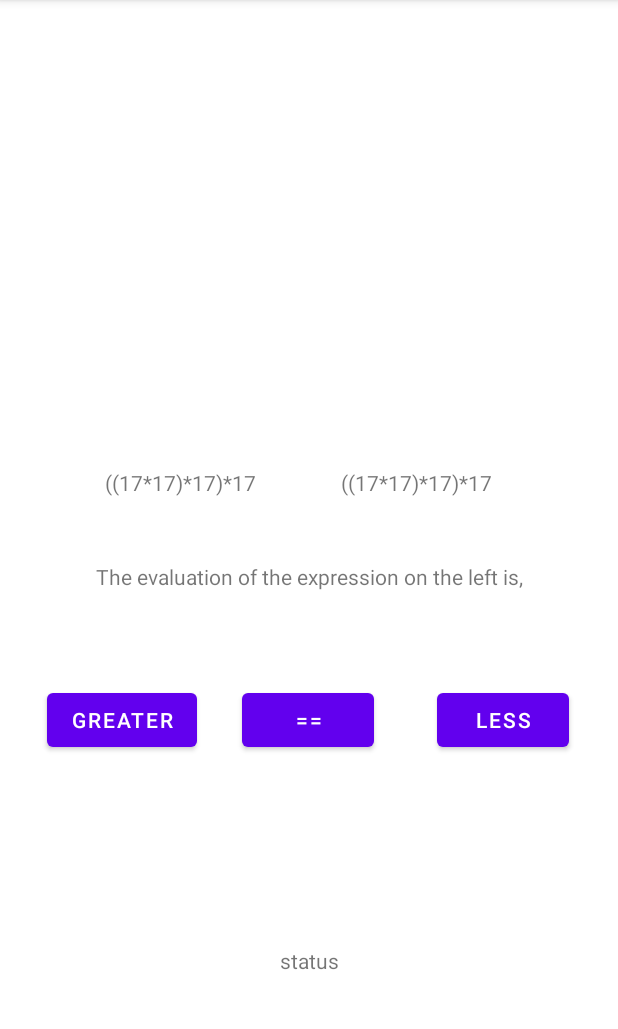
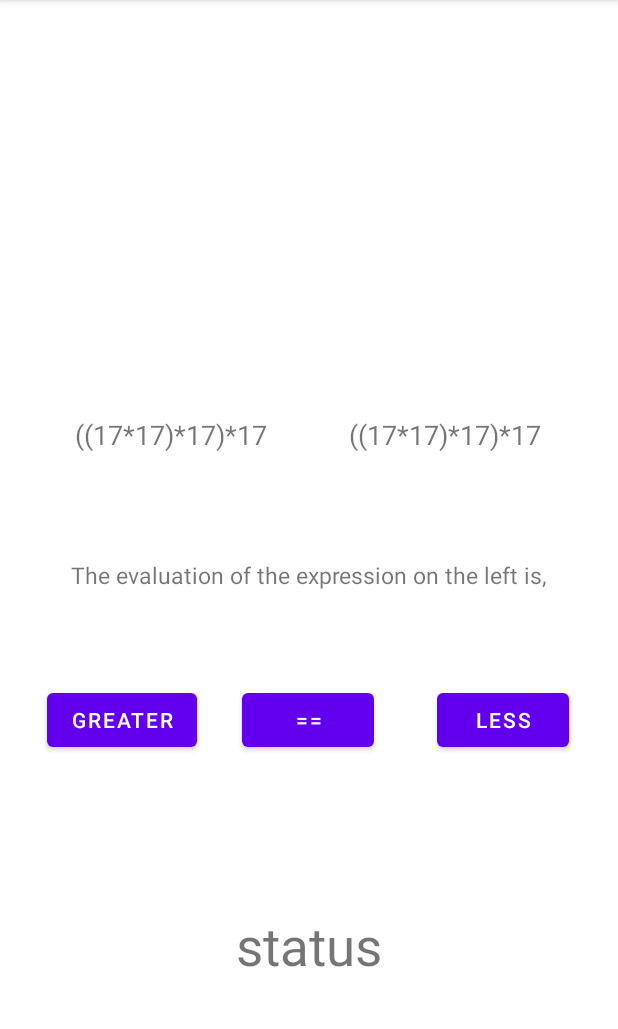
Before and after one commit to Janithabhayarathna/Math-Quiz-App, an Android app: the Game screen opened directly, with no data from a screen before it, on a phone screen of 412 x 824 dp, the part 84-1113 px from its top. Run offline under Robolectric (Android 15) with nearby library versions, the phone set to English and light mode, and no system bars.

Commit message:
:zap: Imlemented upto 4.

```diff
--- a/app/src/main/res/layout/activity_game.xml
+++ b/app/src/main/res/layout/activity_game.xml
@@ -11,24 +11,26 @@
         android:layout_width="wrap_content"
         android:layout_height="wrap_content"
         android:text="@string/expression_01"
+        android:textSize="18sp"
         app:layout_constraintBottom_toBottomOf="parent"
         app:layout_constraintEnd_toEndOf="parent"
-        app:layout_constraintHorizontal_bias="0.225"
+        app:layout_constraintHorizontal_bias="0.177"
         app:layout_constraintStart_toStartOf="parent"
         app:layout_constraintTop_toTopOf="parent"
-        app:layout_constraintVertical_bias="0.417" />
+        app:layout_constraintVertical_bias="0.373" />
 
     <TextView
         android:id="@+id/exp2"
         android:layout_width="wrap_content"
         android:layout_height="wrap_content"
         android:text="@string/expression_02"
+        android:textSize="18sp"
         app:layout_constraintBottom_toBottomOf="parent"
         app:layout_constraintEnd_toEndOf="parent"
-        app:layout_constraintHorizontal_bias="0.73"
+        app:layout_constraintHorizontal_bias="0.819"
         app:layout_constraintStart_toStartOf="parent"
         app:layout_constraintTop_toTopOf="parent"
-        app:layout_constraintVertical_bias="0.417" />
+        app:layout_constraintVertical_bias="0.373" />
 
     <Button
         android:id="@+id/greater"
@@ -71,16 +73,20 @@
         android:layout_width="wrap_content"
         android:layout_height="wrap_content"
         android:text="@string/the_evaluation_of_the_expression_on_the_left_is"
+        android:textSize="15sp"
         app:layout_constraintBottom_toBottomOf="parent"
         app:layout_constraintEnd_toEndOf="parent"
+        app:layout_constraintHorizontal_bias="0.504"
         app:layout_constraintStart_toStartOf="parent"
-        app:layout_constraintTop_toTopOf="parent" />
+        app:layout_constraintTop_toTopOf="parent"
+        app:layout_constraintVertical_bias="0.499" />
 
     <TextView
         android:id="@+id/correctness"
         android:layout_width="wrap_content"
         android:layout_height="wrap_content"
         android:text="@string/status"
+        android:textSize="35sp"
         app:layout_constraintBottom_toBottomOf="parent"
         app:layout_constraintEnd_toEndOf="parent"
         app:layout_constraintStart_toStartOf="parent"
--- a/app/src/main/res/layout/popup.xml
+++ b/app/src/main/res/layout/popup.xml
@@ -9,8 +9,8 @@
         android:id="@+id/para"
         android:layout_width="wrap_content"
         android:layout_height="wrap_content"
-        android:text="TextView"
-        android:textSize="16dp"
+        android:text="@string/textview"
+        android:textSize="16sp"
         android:textColor="@color/white"
         android:background="@color/cardview_dark_background"
         app:layout_constraintBottom_toBottomOf="parent"
--- a/app/src/main/res/values/strings.xml
+++ b/app/src/main/res/values/strings.xml
@@ -7,4 +7,5 @@
     <string name="expression_02">Expression 02</string>
     <string name="the_evaluation_of_the_expression_on_the_left_is">The evaluation of the expression on the left is,</string>
     <string name="status">status</string>
+    <string name="textview">TextView</string>
 </resources>
```
